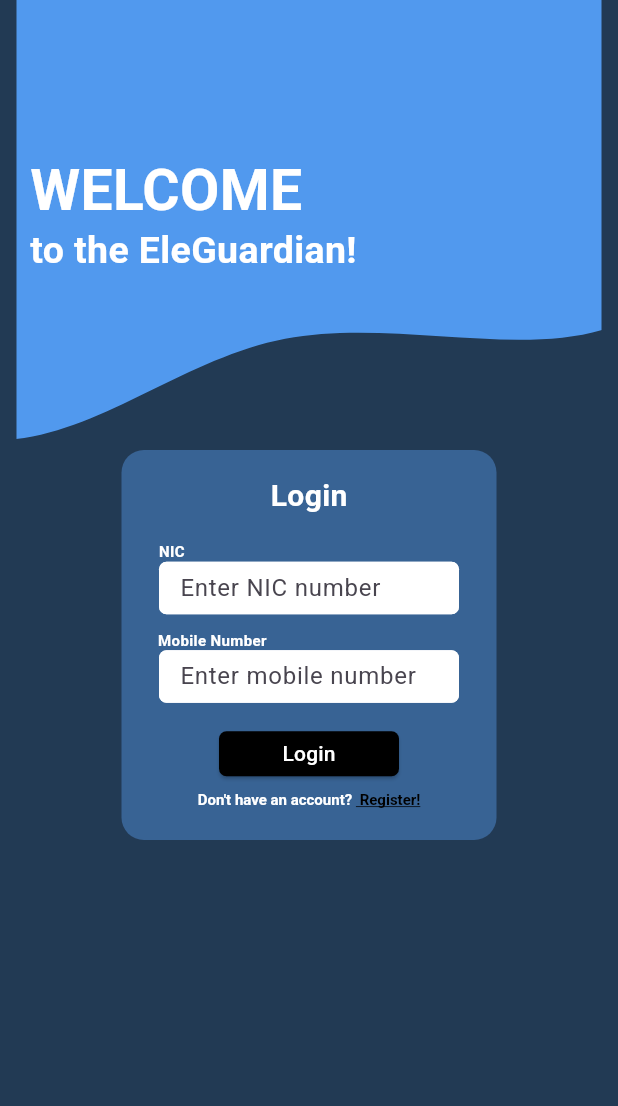
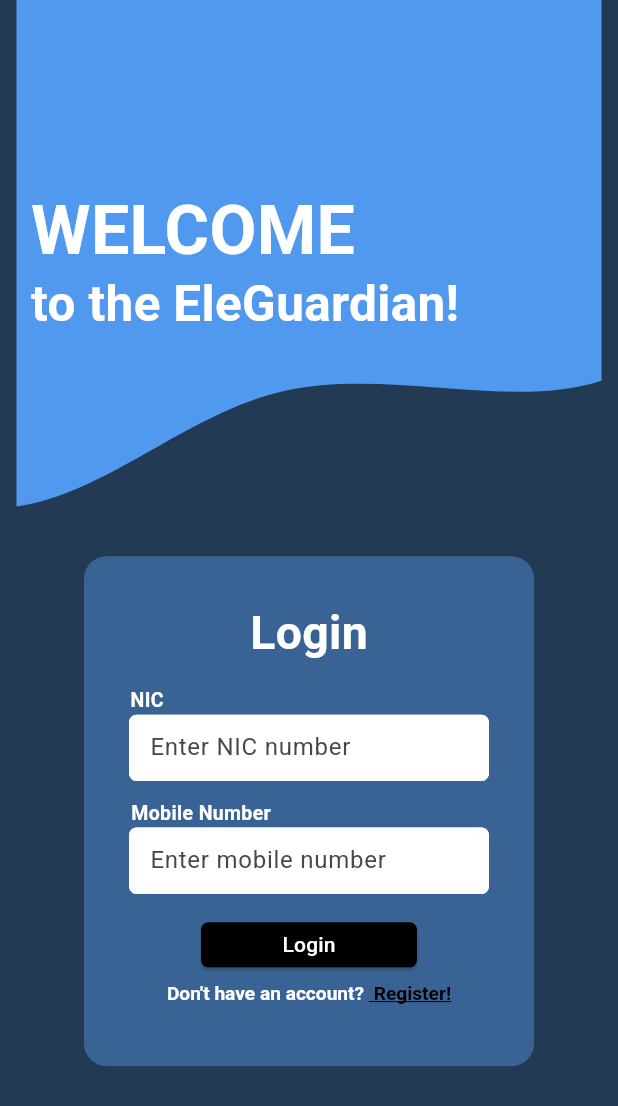
Before and after one commit to GayaniGunasekara/EleFence360, a Flutter app: the screen it shows after launch, on a phone screen of 412 x 824 dp. Shown: the top 1106 px of the screen. Run offline on Flutter 3.47's test engine with Material 3 defaults, Android fonts, the phone set to English and light mode, and no system bars; our stand-ins replace firebase_core, firebase_database, flutter_svg; accounts and stored records are empty.

Commit message:
Added some responsiveness

```diff
--- a/MobileApp/lib/pages/login_page.dart
+++ b/MobileApp/lib/pages/login_page.dart
@@ -15,8 +15,9 @@ String? validateNIC(String? value) {
 String? validateMobile(String? value) {
   if (value == null || value.isEmpty) return 'Mobile number is required';
   if (value.length != 10) return 'Mobile number must be 10 digits';
-  if (!RegExp(r'^[0-9]{10}$').hasMatch(value)) return 'Enter a valid mobile number';
-
+  if (!RegExp(r'^[0-9]{10}$').hasMatch(value)) {
+    return 'Enter a valid mobile number';
+  }
   return null;
 }
 
@@ -32,7 +33,6 @@ class _LoginPageState extends State<LoginPage> {
   final TextEditingController phoneController = TextEditingController();
 
   final _formKey = GlobalKey<FormState>();
-
 
   Future<void> loginUser() async {
     final DatabaseReference dbRef = FirebaseDatabase.instance.ref().child(
@@ -65,22 +65,36 @@ class _LoginPageState extends State<LoginPage> {
 
   @override
   Widget build(BuildContext context) {
+    final media = MediaQuery.of(context);
+    final width = media.size.width;
+    final height = media.size.height;
+
     return Scaffold(
       body: SingleChildScrollView(
         child: Column(
           crossAxisAlignment: CrossAxisAlignment.center,
-          children: [_welcomeText(), _loginBox(context)],
+          children: [
+            _welcomeText(width, height),
+            SizedBox(height: height * 0.03),
+            _loginBox(context, width, height),
+          ],
         ),
       ),
     );
   }
 
-  Container _loginBox(BuildContext context) {
+  Container _loginBox(BuildContext context, double width, double height) {
+    // Responsive width and height
+    final boxWidth = width < 350 ? width * 0.9 : 300.0;
+    final boxHeight = height < 600 ? height * 0.45 : 340.0;
+    final fieldWidth = boxWidth * 0.8;
+    final fieldHeight = boxHeight * 0.13;
+
+
     return Container(
-      width: 250,
-      height: 260,
+      width: boxWidth,
+      height: boxHeight,
       decoration: BoxDecoration(
-        // ignore: deprecated_member_use
         color: Color(0xFF4E8BD4).withOpacity(0.5),
         borderRadius: BorderRadius.circular(15),
       ),
@@ -93,30 +107,30 @@ class _LoginPageState extends State<LoginPage> {
             Text(
               'Login',
               style: TextStyle(
-                fontSize: 20,
+                fontSize: width * 0.075,
                 fontWeight: FontWeight.bold,
                 color: Color(0xFFFFFFFF),
-                height: 1.0,
+                height: width < 350 ? 0.8 : 0.7,
               ),
             ),
-            SizedBox(height: 20),
+            SizedBox(height: boxHeight * 0.07),
             Padding(
-              padding: const EdgeInsets.only(right: 183),
+              padding: EdgeInsets.only(right: fieldWidth * 0.9),
               child: Text(
                 'NIC',
                 style: TextStyle(
-                  fontSize: 10,
+                  fontSize: 13,
                   fontWeight: FontWeight.bold,
                   color: Color(0xFFFFFFFF),
                 ),
               ),
             ),
             Container(
-              width: 200,
-              height: 35,
+              width: fieldWidth,
+              height: fieldHeight,
               decoration: BoxDecoration(
                 color: Color(0xFFFFFFFF),
-                borderRadius: BorderRadius.circular(05),
+                borderRadius: BorderRadius.circular(5),
               ),
               child: TextFormField(
                 controller: nicController,
@@ -133,24 +147,24 @@ class _LoginPageState extends State<LoginPage> {
                 ),
               ),
             ),
-            SizedBox(height: 10),
+            SizedBox(height: 12),
             Padding(
-              padding: const EdgeInsets.only(right: 129),
+              padding: EdgeInsets.only(right: fieldWidth * 0.6),
               child: Text(
                 'Mobile Number',
                 style: TextStyle(
-                  fontSize: 10,
+                  fontSize: 13,
                   fontWeight: FontWeight.bold,
                   color: Color(0xFFFFFFFF),
                 ),
               ),
             ),
             Container(
-              width: 200,
-              height: 35,
+              width: fieldWidth,
+              height: fieldHeight,
               decoration: BoxDecoration(
                 color: Color(0xFFFFFFFF),
-                borderRadius: BorderRadius.circular(05),
+                borderRadius: BorderRadius.circular(5),
               ),
               child: TextFormField(
                 controller: phoneController,
@@ -175,7 +189,7 @@ class _LoginPageState extends State<LoginPage> {
                 }
               },
               style: ElevatedButton.styleFrom(
-                minimumSize: Size(120, 30),
+                minimumSize: Size(fieldWidth * 0.6, 30),
                 padding: EdgeInsets.zero,
                 backgroundColor: Colors.black,
                 shape: RoundedRectangleBorder(
@@ -184,13 +198,12 @@ class _LoginPageState extends State<LoginPage> {
               ),
               child: Text('Login', style: TextStyle(color: Colors.white)),
             ),
-
             SizedBox(height: 1),
             RichText(
               text: TextSpan(
                 text: "Don't have an account? ",
                 style: TextStyle(
-                  fontSize: 10,
+                    fontSize: width * 0.031,
                   fontWeight: FontWeight.bold,
                   color: Colors.white,
                 ),
@@ -198,9 +211,9 @@ class _LoginPageState extends State<LoginPage> {
                   TextSpan(
                     text: ' Register!',
                     style: TextStyle(
-                      fontSize: 10,
+                      fontSize: width * 0.031,
                       fontWeight: FontWeight.bold,
-                      color: const Color(0xFF000000), // Optional: to highlight
+                      color: const Color(0xFF000000),
                       decoration: TextDecoration.underline,
                     ),
                     recognizer:
@@ -212,7 +225,6 @@ class _LoginPageState extends State<LoginPage> {
                                 builder: (context) => RegistrationPage(),
                               ),
                             );
-
                             if (result == 'success') {
                               ScaffoldMessenger.of(context).showSnackBar(
                                 SnackBar(
@@ -233,35 +245,39 @@ class _LoginPageState extends State<LoginPage> {
     );
   }
 
-  Stack _welcomeText() {
+  Stack _welcomeText(double width, double height) {
+    final bgHeight = height * 0.42;
     return Stack(
       children: [
         SizedBox(
           width: double.infinity,
-          height: 300,
+          height: bgHeight,
           child: Align(
             alignment: Alignment.topCenter,
             child: SvgPicture.asset('assets/bg_picture.svg', fit: BoxFit.fill),
           ),
         ),
         Padding(
-          padding: const EdgeInsets.only(top: 100, left: 20, right: 20),
+          padding: EdgeInsets.only(
+            top: bgHeight * 0.35,
+            left: width * 0.05,
+            right: width * 0.05,
+          ),
           child: Column(
             crossAxisAlignment: CrossAxisAlignment.start,
             children: [
               Text(
                 'WELCOME',
                 style: TextStyle(
-                  fontSize: 38,
+                  fontSize: width * 0.11,
                   fontWeight: FontWeight.bold,
                   color: Color(0xFFFFFFFF),
                 ),
               ),
-
               Text(
                 'to the EleGuardian!',
                 style: TextStyle(
-                  fontSize: 25,
+                  fontSize: width * 0.08,
                   fontWeight: FontWeight.bold,
                   color: Color(0xFFFFFFFF),
                   height: 1.0,
```
Also changed, not shown: MobileApp/lib/pages/registration_page.dart (+47 -32 lines).
